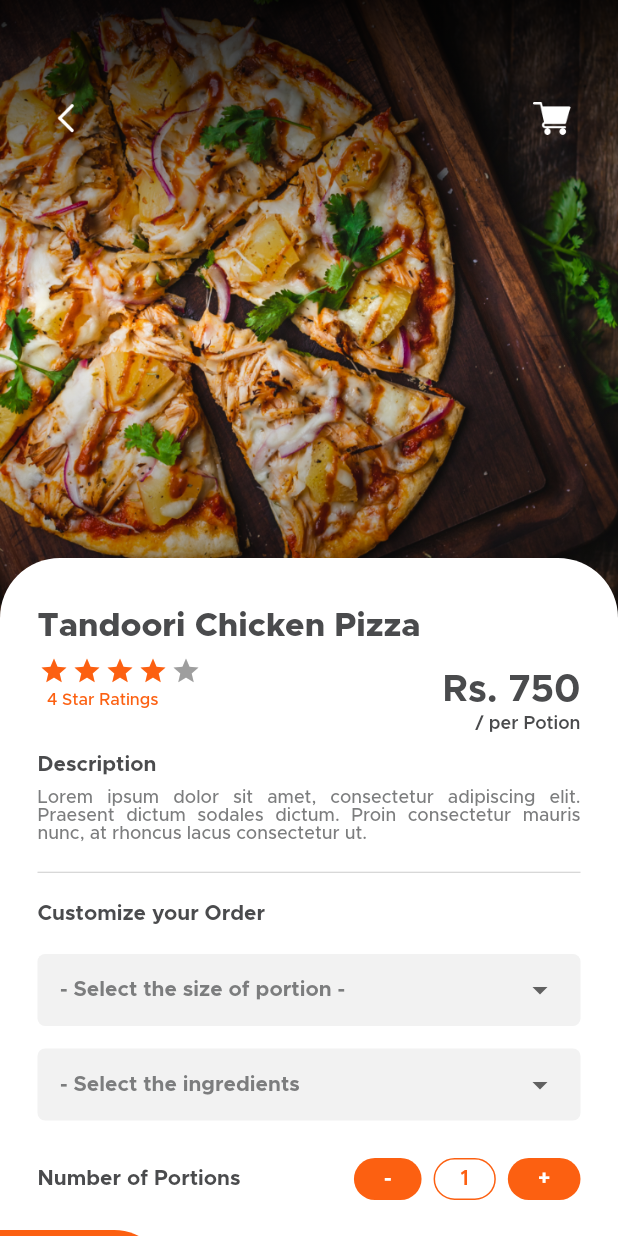
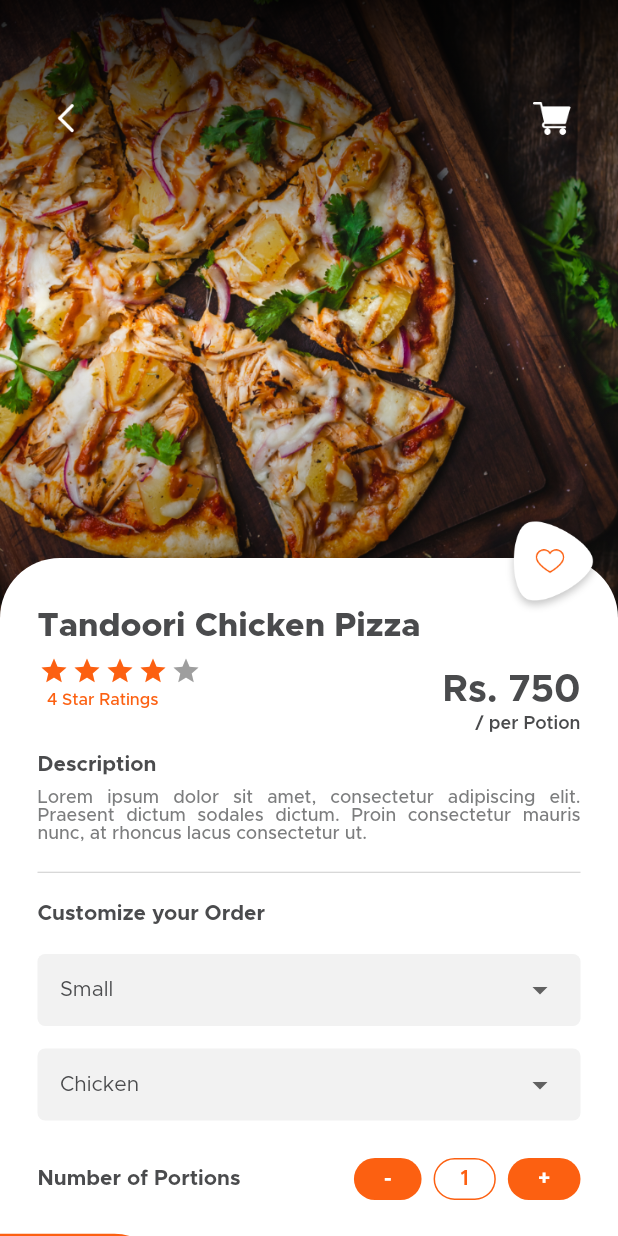
Before and after one commit to MutluClkn/meal_monkey, a Flutter app: the ItemDetailsView screen opened directly, on a phone screen of 412 x 824 dp. Run offline on Flutter 3.47's test engine with Material 2 defaults, Android fonts, the phone set to English and light mode, and no system bars; drawn by our look-alikes of flutter_rating_bar; missing offline and left inert: otp_pin_field.

Commit message:
Item detail UI completed.

```diff
--- a/lib/view/menu/item_details_view.dart
+++ b/lib/view/menu/item_details_view.dart
@@ -13,8 +13,11 @@ class ItemDetailsView extends StatefulWidget {
 class _ItemDetailsViewState extends State<ItemDetailsView> {
   List portionSizesArr = ['Small', 'Big'];
   List ingredientsArr = ['Chicken', 'Onion', 'Pepper', 'Corn', 'Pepperoni'];
+  int portionSelection = 0;
+  int ingredientsSelection = 0;
   int qty = 1;
   double price = 15;
+  bool isFav = false;
   @override
   Widget build(BuildContext context) {
     var media = MediaQuery.of(context).size;
@@ -43,7 +46,10 @@ class _ItemDetailsViewState extends State<ItemDetailsView> {
           SingleChildScrollView(
             child: Padding(
               padding: const EdgeInsets.symmetric(vertical: 20),
-              child: Column(
+              child: Stack(
+                alignment: Alignment.topCenter,
+                children: [
+                  Column(
                     children: [
                       SizedBox(
                         height: media.width - 60,
@@ -63,7 +69,8 @@ class _ItemDetailsViewState extends State<ItemDetailsView> {
                               height: 35,
                             ),
                             Padding(
-                          padding: const EdgeInsets.symmetric(horizontal: 25),
+                              padding:
+                                  const EdgeInsets.symmetric(horizontal: 25),
                               child: Text(
                                 'Tandoori Chicken Pizza',
                                 style: TextStyle(
@@ -77,13 +84,16 @@ class _ItemDetailsViewState extends State<ItemDetailsView> {
                               height: 8,
                             ),
                             Padding(
-                          padding: const EdgeInsets.symmetric(horizontal: 25),
+                              padding:
+                                  const EdgeInsets.symmetric(horizontal: 25),
                               child: Row(
-                            mainAxisAlignment: MainAxisAlignment.spaceBetween,
+                                mainAxisAlignment:
+                                    MainAxisAlignment.spaceBetween,
                                 crossAxisAlignment: CrossAxisAlignment.start,
                                 children: [
                                   Column(
-                                crossAxisAlignment: CrossAxisAlignment.start,
+                                    crossAxisAlignment:
+                                        CrossAxisAlignment.start,
                                     children: [
                                       IgnorePointer(
                                         ignoring: true,
@@ -94,7 +104,8 @@ class _ItemDetailsViewState extends State<ItemDetailsView> {
                                           allowHalfRating: true,
                                           itemCount: 5,
                                           itemSize: 20,
-                                      itemPadding: const EdgeInsets.symmetric(
+                                          itemPadding:
+                                              const EdgeInsets.symmetric(
                                                   horizontal: 1.0),
                                           itemBuilder: (context, _) => Icon(
                                             Icons.star,
@@ -152,7 +163,8 @@ class _ItemDetailsViewState extends State<ItemDetailsView> {
                               height: 15,
                             ),
                             Padding(
-                          padding: const EdgeInsets.symmetric(horizontal: 25),
+                              padding:
+                                  const EdgeInsets.symmetric(horizontal: 25),
                               child: Text(
                                 'Description',
                                 style: TextStyle(
@@ -166,7 +178,8 @@ class _ItemDetailsViewState extends State<ItemDetailsView> {
                               height: 8,
                             ),
                             Padding(
-                          padding: const EdgeInsets.symmetric(horizontal: 25),
+                              padding:
+                                  const EdgeInsets.symmetric(horizontal: 25),
                               child: Text(
                                 'Lorem ipsum dolor sit amet, consectetur adipiscing elit. Praesent dictum sodales dictum. Proin consectetur mauris nunc, at rhoncus lacus consectetur ut.',
                                 style: TextStyle(
@@ -181,7 +194,8 @@ class _ItemDetailsViewState extends State<ItemDetailsView> {
                               height: 20,
                             ),
                             Padding(
-                          padding: const EdgeInsets.symmetric(horizontal: 25),
+                              padding:
+                                  const EdgeInsets.symmetric(horizontal: 25),
                               child: Divider(
                                 color: TColor.secondaryText.withOpacity(0.4),
                                 height: 1,
@@ -191,7 +205,8 @@ class _ItemDetailsViewState extends State<ItemDetailsView> {
                               height: 20,
                             ),
                             Padding(
-                          padding: const EdgeInsets.symmetric(horizontal: 25),
+                              padding:
+                                  const EdgeInsets.symmetric(horizontal: 25),
                               child: Text(
                                 'Customize your Order',
                                 style: TextStyle(
@@ -204,22 +219,22 @@ class _ItemDetailsViewState extends State<ItemDetailsView> {
                             const SizedBox(
                               height: 20,
                             ),
-                        _dropdownButtons(
-                          '- Select the size of portion -',
-                          portionSizesArr,
-                        ),
+                            _dropdownButtons('- Select the size of portion -',
+                                portionSizesArr, 0),
                             const SizedBox(
                               height: 15,
                             ),
                             _dropdownButtons(
                               '- Select the ingredients',
                               ingredientsArr,
+                              1,
                             ),
                             const SizedBox(
                               height: 25,
                             ),
                             Padding(
-                          padding: const EdgeInsets.symmetric(horizontal: 25),
+                              padding:
+                                  const EdgeInsets.symmetric(horizontal: 25),
                               child: Row(
                                 children: [
                                   Text(
@@ -262,8 +277,8 @@ class _ItemDetailsViewState extends State<ItemDetailsView> {
                                     width: 8,
                                   ),
                                   Container(
-                                padding:
-                                    const EdgeInsets.symmetric(horizontal: 17),
+                                    padding: const EdgeInsets.symmetric(
+                                        horizontal: 17),
                                     height: 28,
                                     alignment: Alignment.center,
                                     decoration: BoxDecoration(
@@ -311,15 +326,14 @@ class _ItemDetailsViewState extends State<ItemDetailsView> {
                                 ],
                               ),
                             ),
-                        const SizedBox(
-                          height: 20,
-                        ),
-                        Stack(
+                            SizedBox(
+                              height: 220,
+                              child: Stack(
                                 alignment: Alignment.centerLeft,
                                 children: [
                                   Container(
                                     width: media.width * 0.27,
-                              height: 180,
+                                    height: 175,
                                     decoration: BoxDecoration(
                                       color: TColor.primary,
                                       borderRadius: const BorderRadius.only(
@@ -340,7 +354,7 @@ class _ItemDetailsViewState extends State<ItemDetailsView> {
                                             right: 20,
                                           ),
                                           width: media.width - 100,
-                                    height: 120,
+                                          height: 125,
                                           decoration: const BoxDecoration(
                                             color: Colors.white,
                                             borderRadius: BorderRadius.only(
@@ -391,7 +405,8 @@ class _ItemDetailsViewState extends State<ItemDetailsView> {
                                                 child: RoundIconButton(
                                                   onPressed: () {},
                                                   buttonText: 'Add to Cart',
-                                            containerColor: TColor.primary,
+                                                  containerColor:
+                                                      TColor.primary,
                                                   textColor: TColor.white,
                                                   iconPathName:
                                                       'assets/images/shopping_add.png',
@@ -405,7 +420,8 @@ class _ItemDetailsViewState extends State<ItemDetailsView> {
                                           height: 45,
                                           decoration: BoxDecoration(
                                             color: Colors.white,
-                                      borderRadius: BorderRadius.circular(22.5),
+                                            borderRadius:
+                                                BorderRadius.circular(22.5),
                                             boxShadow: const [
                                               BoxShadow(
                                                 color: Colors.black12,
@@ -427,11 +443,32 @@ class _ItemDetailsViewState extends State<ItemDetailsView> {
                                   )
                                 ],
                               ),
+                            ),
                           ],
                         ),
                       ),
                       const SizedBox(
                         height: 20,
+                      ),
+                    ],
+                  ),
+                  Container(
+                    height: media.width - 20,
+                    alignment: Alignment.bottomRight,
+                    margin: const EdgeInsets.only(right: 8),
+                    child: InkWell(
+                      onTap: () {
+                        isFav = !isFav;
+                        setState(() {});
+                      },
+                      child: Image.asset(
+                        isFav
+                            ? 'assets/images/favorites_btn.png'
+                            : 'assets/images/favorites_btn_2.png',
+                        width: 70,
+                        height: 70,
+                      ),
+                    ),
                   ),
                 ],
               ),
@@ -481,7 +518,17 @@ class _ItemDetailsViewState extends State<ItemDetailsView> {
   }
 
 //Customize Order Dropdown Button Menus
-  Padding _dropdownButtons(String hintText, List dropdownItems) {
+  Padding _dropdownButtons(
+    String hintText,
+    List dropdownItems,
+    int rowSelection,
+  ) {
+    int selection;
+    if (rowSelection == 0) {
+      selection = portionSelection;
+    } else {
+      selection = ingredientsSelection;
+    }
     return Padding(
       padding: const EdgeInsets.symmetric(horizontal: 25),
       child: Container(
@@ -493,6 +540,7 @@ class _ItemDetailsViewState extends State<ItemDetailsView> {
         child: DropdownButtonHideUnderline(
           child: DropdownButton(
             isExpanded: true,
+            value: selection == null ? null : dropdownItems[selection],
             items: dropdownItems.map((e) {
               return DropdownMenuItem(
                 value: e,
@@ -505,7 +553,16 @@ class _ItemDetailsViewState extends State<ItemDetailsView> {
                 ),
               );
             }).toList(),
-            onChanged: (val) {},
+            onChanged: (val) {
+              setState(() {
+                selection = dropdownItems.indexOf(val);
+                if (rowSelection == 0) {
+                  portionSelection = selection;
+                } else {
+                  ingredientsSelection = selection;
+                }
+              });
+            },
             hint: Text(
               hintText,
               textAlign: TextAlign.center,
```
Also changed, not shown: documents/item_details.gif (added), documents/itemdetail.png (deleted), 1 other file. Lines whose indentation alone changed are shown as unchanged.
